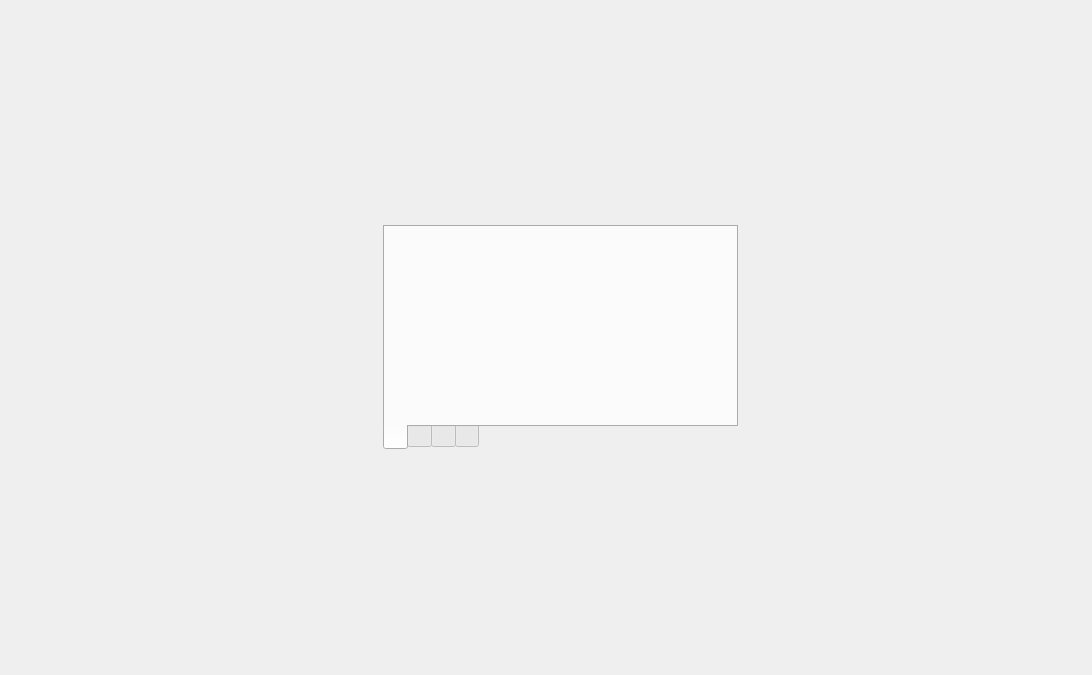
The window that src/ui/c_builder_view.ui (UgVo/Wakfu-Builder) describes before a commit, drawn with Qt 5.
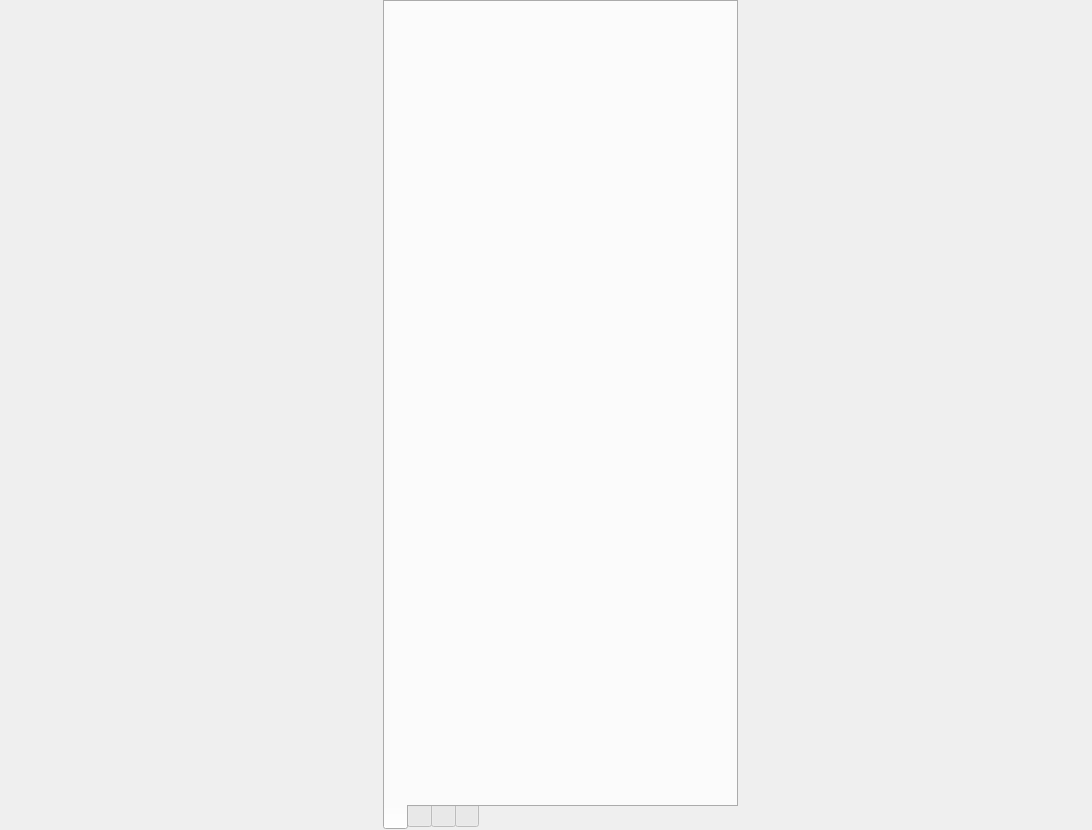
The same window after the commit.

```diff
--- a/src/ui/c_builder_view.ui
+++ b/src/ui/c_builder_view.ui
@@ -7,7 +7,7 @@
     <x>0</x>
     <y>0</y>
     <width>1092</width>
-    <height>675</height>
+    <height>830</height>
    </rect>
   </property>
   <property name="windowTitle">
@@ -121,6 +121,18 @@
          </item>
          <item>
           <widget class="QTabWidget" name="tabWidget">
+           <property name="minimumSize">
+            <size>
+             <width>0</width>
+             <height>830</height>
+            </size>
+           </property>
+           <property name="maximumSize">
+            <size>
+             <width>16777215</width>
+             <height>830</height>
+            </size>
+           </property>
            <property name="tabPosition">
             <enum>QTabWidget::South</enum>
            </property>
@@ -170,6 +182,42 @@
                <property name="topMargin">
                 <number>6</number>
                </property>
+               <property name="bottomMargin">
+                <number>6</number>
+               </property>
+               <item>
+                <layout class="QVBoxLayout" name="verticalLayout">
+                 <property name="spacing">
+                  <number>6</number>
+                 </property>
+                 <item>
+                  <spacer name="verticalSpacer_4">
+                   <property name="orientation">
+                    <enum>Qt::Vertical</enum>
+                   </property>
+                   <property name="sizeHint" stdset="0">
+                    <size>
+                     <width>20</width>
+                     <height>0</height>
+                    </size>
+                   </property>
+                  </spacer>
+                 </item>
+                 <item>
+                  <spacer name="verticalSpacer_5">
+                   <property name="orientation">
+                    <enum>Qt::Vertical</enum>
+                   </property>
+                   <property name="sizeHint" stdset="0">
+                    <size>
+                     <width>20</width>
+                     <height>0</height>
+                    </size>
+                   </property>
+                  </spacer>
+                 </item>
+                </layout>
+               </item>
               </layout>
              </item>
             </layout>
```
